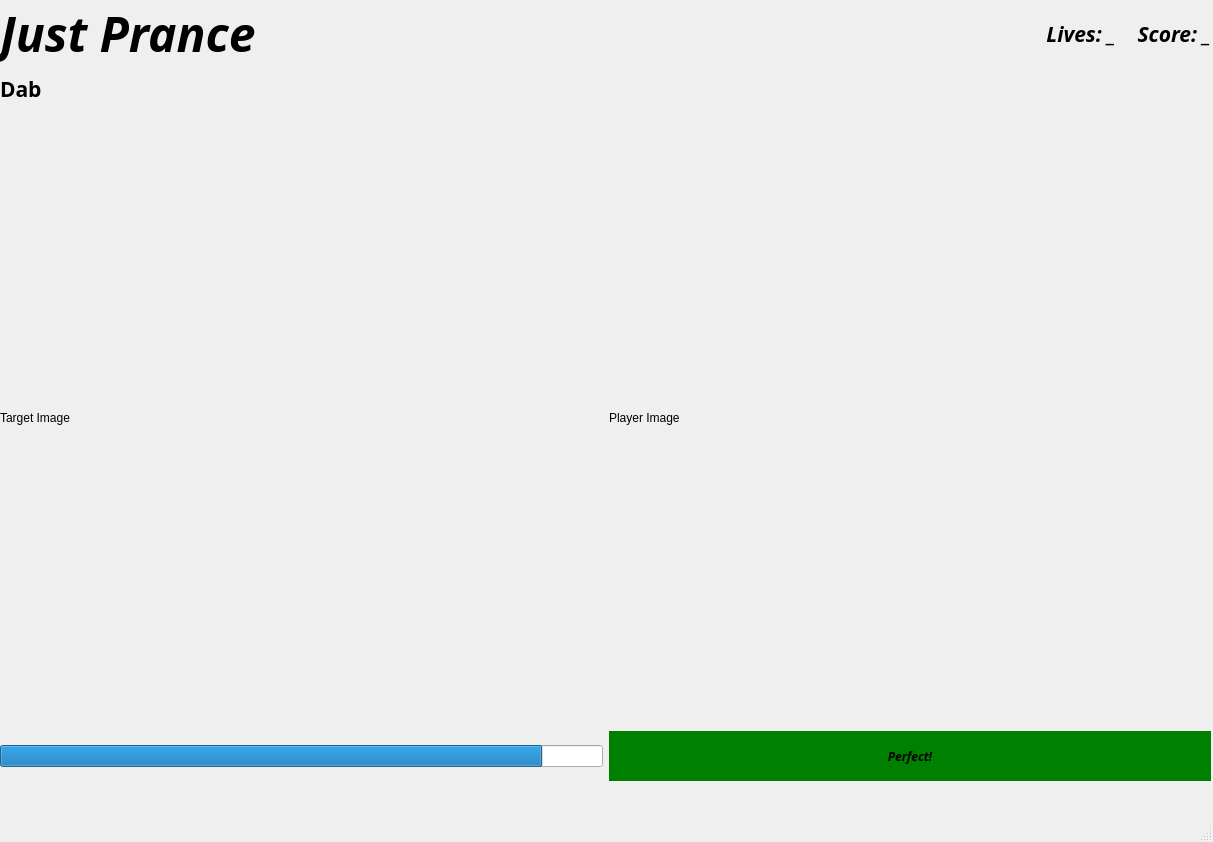
Qt form Dance_Game/game_screen.ui (BradyCason/CV-Dance-Game) before a commit.
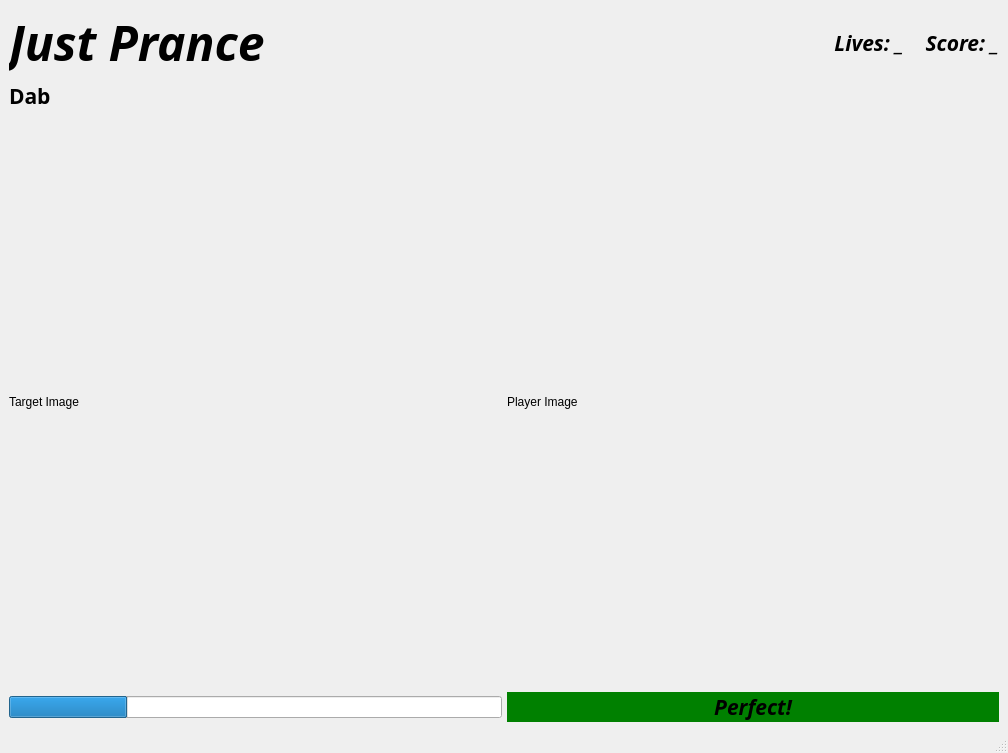
The same form after that commit.

Commit message: Created UI Video Integration

What changed in the file:
```diff
--- a/Dance_Game/game_screen.ui
+++ b/Dance_Game/game_screen.ui
@@ -6,68 +6,27 @@
    <rect>
     <x>0</x>
     <y>0</y>
-    <width>1213</width>
-    <height>842</height>
+    <width>1008</width>
+    <height>753</height>
    </rect>
   </property>
   <property name="windowTitle">
    <string>MainWindow</string>
   </property>
   <widget class="QWidget" name="centralwidget">
-   <widget class="QWidget" name="grid_layout" native="true">
-    <property name="geometry">
-     <rect>
-      <x>0</x>
-      <y>0</y>
-      <width>1211</width>
-      <height>781</height>
-     </rect>
-    </property>
-    <layout class="QGridLayout" name="gridLayout" rowstretch="2,1,20,2,0" columnstretch="1,1" rowminimumheight="10,10,100,50,0" columnminimumwidth="100,100">
-     <property name="sizeConstraint">
-      <enum>QLayout::SetDefaultConstraint</enum>
-     </property>
-     <item row="3" column="0">
-      <widget class="QProgressBar" name="time_bar">
-       <property name="value">
-        <number>90</number>
-       </property>
-       <property name="textVisible">
-        <bool>false</bool>
-       </property>
-      </widget>
-     </item>
-     <item row="3" column="1">
-      <widget class="QLabel" name="move_status">
-       <property name="font">
-        <font>
-         <family>Sans Serif Collection</family>
-         <weight>75</weight>
-         <italic>true</italic>
-         <bold>true</bold>
-        </font>
-       </property>
-       <property name="styleSheet">
-        <string notr="true">QLabel {background-color: green;}</string>
-       </property>
-       <property name="text">
-        <string>Perfect!</string>
-       </property>
-       <property name="scaledContents">
-        <bool>false</bool>
-       </property>
-       <property name="alignment">
-        <set>Qt::AlignCenter</set>
-       </property>
-      </widget>
-     </item>
-     <item row="2" column="1">
-      <widget class="QLabel" name="player_img">
-       <property name="text">
-        <string>Player Image</string>
-       </property>
-      </widget>
-     </item>
+   <property name="enabled">
+    <bool>true</bool>
+   </property>
+   <property name="sizePolicy">
+    <sizepolicy hsizetype="Expanding" vsizetype="Expanding">
+     <horstretch>1</horstretch>
+     <verstretch>1</verstretch>
+    </sizepolicy>
+   </property>
+   <layout class="QGridLayout" name="gridLayout_2" rowstretch="0,0,1,0,0" columnstretch="1,1" rowminimumheight="0,0,100,0,0" columnminimumwidth="100,100">
+    <property name="spacing">
+     <number>5</number>
+    </property>
      <item row="0" column="0">
       <widget class="QLabel" name="title">
        <property name="font">
@@ -83,12 +42,8 @@
        <property name="text">
         <string>Just Prance</string>
        </property>
-      </widget>
-     </item>
-     <item row="2" column="0">
-      <widget class="QLabel" name="target_img">
-       <property name="text">
-        <string>Target Image</string>
+      <property name="margin">
+       <number>0</number>
        </property>
       </widget>
      </item>
@@ -126,9 +81,66 @@
        </property>
       </widget>
      </item>
-    </layout>
-   </widget>
-  </widget>
+    <item row="2" column="1">
+     <widget class="QLabel" name="player_img">
+      <property name="text">
+       <string>Player Image</string>
+      </property>
+      <property name="scaledContents">
+       <bool>true</bool>
+      </property>
+     </widget>
+    </item>
+    <item row="2" column="0">
+     <widget class="QLabel" name="target_img">
+      <property name="text">
+       <string>Target Image</string>
+      </property>
+      <property name="scaledContents">
+       <bool>true</bool>
+      </property>
+     </widget>
+    </item>
+    <item row="3" column="0">
+     <widget class="QProgressBar" name="time_bar">
+      <property name="value">
+       <number>24</number>
+      </property>
+      <property name="textVisible">
+       <bool>false</bool>
+      </property>
+     </widget>
+    </item>
+    <item row="3" column="1">
+     <widget class="QLabel" name="move_status">
+      <property name="font">
+       <font>
+        <family>Sans Serif Collection</family>
+        <pointsize>16</pointsize>
+        <weight>75</weight>
+        <italic>true</italic>
+        <bold>true</bold>
+       </font>
+      </property>
+      <property name="styleSheet">
+       <string notr="true">QLabel {background-color: green;}</string>
+      </property>
+      <property name="text">
+       <string>Perfect!</string>
+      </property>
+      <property name="scaledContents">
+       <bool>false</bool>
+      </property>
+      <property name="alignment">
+       <set>Qt::AlignCenter</set>
+      </property>
+      <property name="margin">
+       <number>0</number>
+      </property>
+     </widget>
+    </item>
+   </layout>
+  </widget>
   <widget class="QMenuBar" name="menubar">
    <property name="geometry">
     <rect>
```
Left out of the diff: 2 changed lines with no effect on the pictures. Lines whose indentation alone changed are shown as unchanged. The commit also changes 4 other files.
